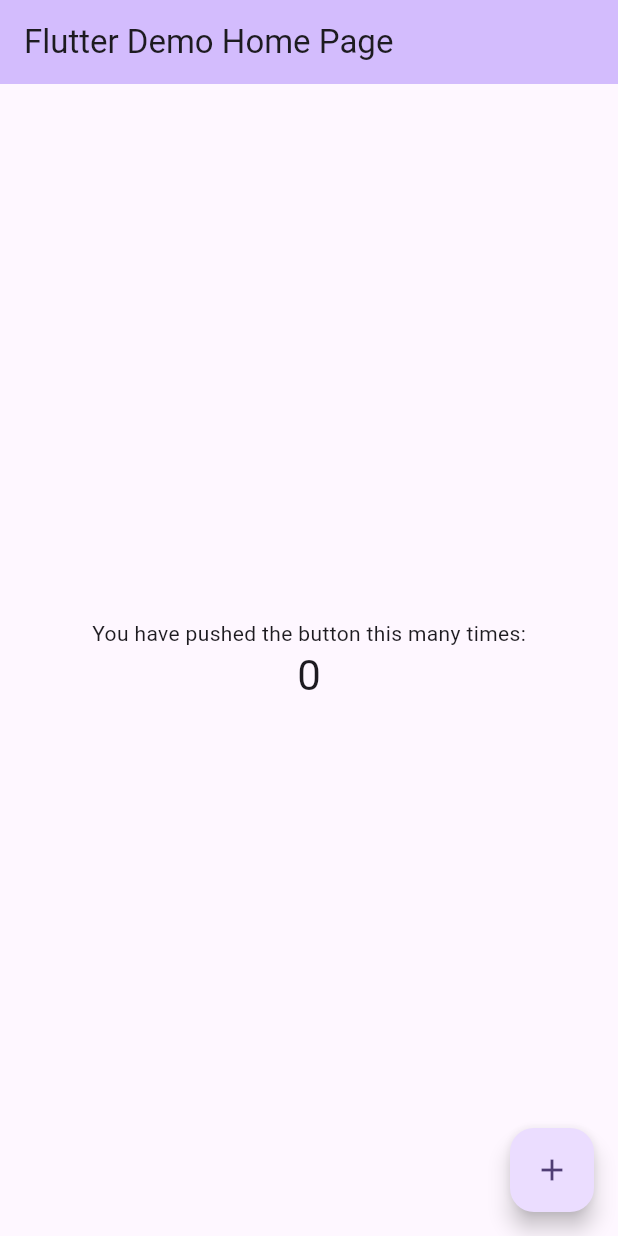
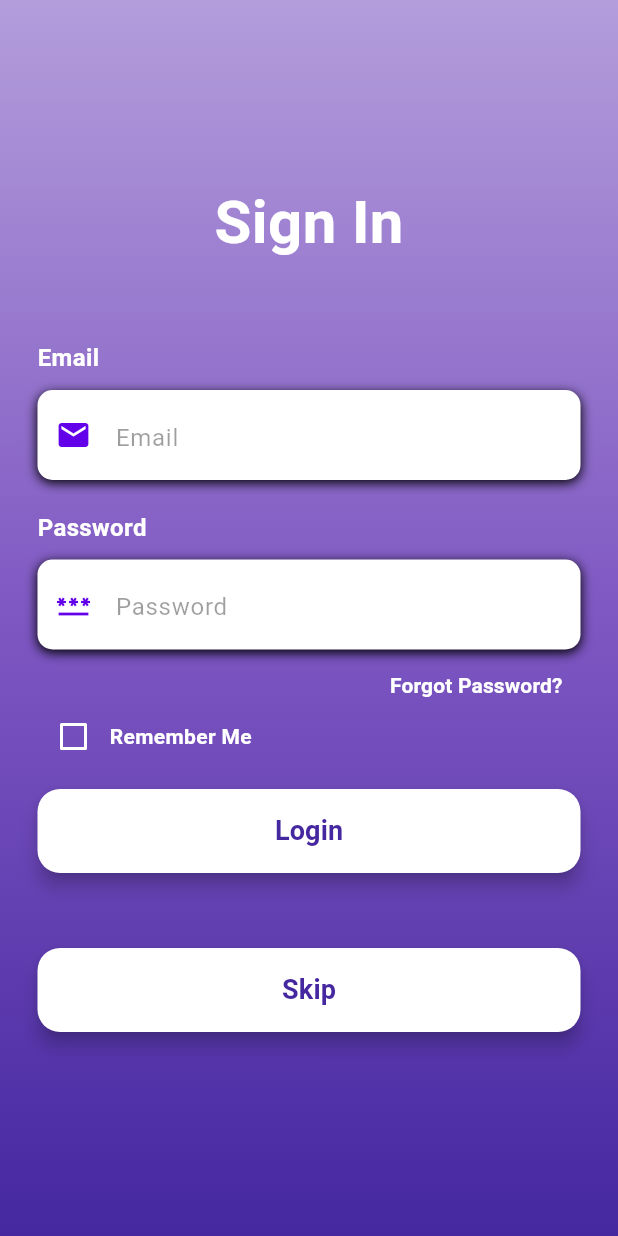
Before and after one commit to TJRiley96/Journal, a Flutter app: the screen it shows after launch, on a phone screen of 412 x 824 dp. Run offline on Flutter 3.47's test engine with Material 2 defaults, Android fonts, the phone set to English and light mode, and no system bars; our stand-ins replace firebase_auth, firebase_core; missing offline and left inert: hash; accounts and stored records are empty.

Commit message:
Initial Firebase
-Connected Firebase database to app
-Began implementation authentication through firebase
-Added simple hashing function for password

```diff
--- /dev/null
+++ b/lib/login/login_screen.dart
@@ -0,0 +1,287 @@
+// File: login_screen.dart
+//
+//
+//
+//
+// Author: T.J. Riley           Date Created: 06/21/2023
+// Copyright: Copyright (c) 2022 Thomas Riley.
+// Maintainer: T.J. Riley
+// Status: Development
+//
+
+import 'dart:developer';
+
+import 'package:flutter/material.dart';
+import 'package:flutter/services.dart';
+import 'package:hash/hash.dart';
+import 'package:journal/com/hash_pwd.dart';
+
+import '../color_palette.dart';
+
+class LoginScreen extends StatefulWidget {
+  /// Login screen for enter main screen.
+  /// Must go through this screen to in order to use app.
+  const LoginScreen({super.key});
+
+  @override
+  _LoginScreenState createState() => _LoginScreenState();
+}
+
+
+
+Widget buildForgotPassBtn() {
+  return Container(
+    alignment: Alignment.centerRight,
+    child: TextButton(
+      // TODO: Add forgot password functionality
+      onPressed: () => print("Forgot Password Pressed"),
+      child: const Text(
+        "Forgot Password?",
+        style: TextStyle(color: Colors.white, fontWeight: FontWeight.bold),
+      ),
+    ),
+  );
+}
+
+
+
+Widget buildSkipBtn(BuildContext context) {
+  return Container(
+    padding: const EdgeInsets.symmetric(vertical: 25),
+    width: double.infinity,
+    child: ElevatedButton(
+      style: ElevatedButton.styleFrom(
+          backgroundColor: Colors.white,
+          padding: const EdgeInsets.all(15),
+          elevation: 5,
+          shape:
+          RoundedRectangleBorder(borderRadius: BorderRadius.circular(15))),
+      child: Text(
+        "Skip",
+        style: TextStyle(
+            color: textMain,
+            fontSize: 18,
+            fontWeight: FontWeight.bold),
+      ),
+      onPressed: () {
+        Navigator.of(context).pushNamed('/post/create');
+      },
+    ),
+  );
+}
+
+class _LoginScreenState extends State<LoginScreen> {
+  bool isRememberMe = false;
+  String userEmail = '';
+  int userPass = 0;
+  Widget buildEmail() {
+    return Column(
+      crossAxisAlignment: CrossAxisAlignment.start,
+      children: <Widget>[
+        const Text(
+          "Email",
+          style: TextStyle(
+            color: Colors.white,
+            fontSize: 16,
+            fontWeight: FontWeight.bold,
+          ),
+        ),
+        const SizedBox(
+          height: 10,
+        ),
+        Container(
+          alignment: Alignment.centerLeft,
+          decoration: BoxDecoration(
+              color: Colors.white,
+              borderRadius: BorderRadius.circular(10),
+              boxShadow: const [
+                BoxShadow(
+                  color: Colors.black,
+                  blurRadius: 6,
+                  offset: Offset(0, 2),
+                )
+              ]),
+          height: 60,
+          child: TextField(
+            keyboardType: TextInputType.emailAddress,
+            onChanged: (value){
+              userEmail = value;
+            },
+            style: const TextStyle(
+              color: Colors.black87,
+            ),
+            decoration: InputDecoration(
+                border: InputBorder.none,
+                contentPadding: const EdgeInsets.only(top: 14),
+                prefixIcon: Icon(
+                  Icons.email,
+                  color: iconMain,
+                ),
+                hintText: "Email",
+                hintStyle: const TextStyle(color: Colors.black38)),
+          ),
+        )
+      ],
+    );
+  }
+  Widget buildPassword() {
+    return Column(
+      crossAxisAlignment: CrossAxisAlignment.start,
+      children: <Widget>[
+        const Text(
+          "Password",
+          style: TextStyle(
+            color: Colors.white,
+            fontSize: 16,
+            fontWeight: FontWeight.bold,
+          ),
+        ),
+        const SizedBox(
+          height: 10,
+        ),
+        Container(
+          alignment: Alignment.centerLeft,
+          decoration: BoxDecoration(
+              color: Colors.white,
+              borderRadius: BorderRadius.circular(10),
+              boxShadow: const [
+                BoxShadow(
+                  color: Colors.black,
+                  blurRadius: 6,
+                  offset: Offset(0, 2),
+                )
+              ]),
+          height: 60,
+          child: TextField(
+            obscuringCharacter: '#',
+            obscureText: true,
+            onChanged: (value){
+              userPass = hashPassword(value);
+            },
+            keyboardType: TextInputType.visiblePassword,
+            style: const TextStyle(
+              color: Colors.black87,
+            ),
+            decoration: InputDecoration(
+                border: InputBorder.none,
+                contentPadding: const EdgeInsets.only(top: 14),
+                prefixIcon: Icon(
+                  Icons.password,
+                  color: iconMain,
+                ),
+                hintText: "Password",
+                hintStyle: const TextStyle(color: Colors.black38)),
+          ),
+        )
+      ],
+    );
+  }
+  Widget buildRememberCheck() {
+    return Container(
+      height: 20,
+      child: Row(
+        children: [
+          Theme(
+            data: ThemeData(unselectedWidgetColor: Colors.white),
+            child: Checkbox(
+              value: isRememberMe,
+              checkColor: Colors.green,
+              activeColor: Colors.white,
+              onChanged: (value) {
+                setState(() {
+                  isRememberMe = value!;
+                });
+              },
+            ),
+          ),
+          const Text(
+            "Remember Me",
+            style: TextStyle(
+              color: Colors.white,
+              fontWeight: FontWeight.bold,
+            ),
+          )
+        ],
+      ),
+    );
+  }
+  Widget buildLoginBtn() {
+    return Container(
+      padding: const EdgeInsets.symmetric(vertical: 25),
+      width: double.infinity,
+      child: ElevatedButton(
+        style: ElevatedButton.styleFrom(
+            backgroundColor: Colors.white,
+            padding: const EdgeInsets.all(15),
+            elevation: 5,
+            shape:
+            RoundedRectangleBorder(borderRadius: BorderRadius.circular(15))),
+        child: Text(
+          "Login",
+          style: TextStyle(
+              color: textMain,
+              fontSize: 18,
+              fontWeight: FontWeight.bold),
+        ),
+        // TODO: Add login functionality
+        onPressed: () => log("Login Pressed\nEmail: $userEmail\nPassword: $userPass"),
+      ),
+    );
+  }
+
+  @override
+  Widget build(BuildContext context) {
+    return Scaffold(
+        body: AnnotatedRegion<SystemUiOverlayStyle>(
+          value: SystemUiOverlayStyle.light,
+          child: GestureDetector(
+            child: Stack(
+              children: <Widget>[
+                Container(
+                  height: double.infinity,
+                  width: double.infinity,
+                  decoration: BoxDecoration(
+                    gradient: LinearGradient(
+                        begin: Alignment.topCenter,
+                        end: Alignment.bottomCenter,
+                        colors: backgroundMain),
+                  ),
+                  child: SingleChildScrollView(
+                    physics: const AlwaysScrollableScrollPhysics(),
+                    padding: const EdgeInsets.symmetric(
+                      horizontal: 25,
+                      vertical: 120,
+                    ),
+                    child: Column(
+                      mainAxisAlignment: MainAxisAlignment.center,
+                      children: <Widget>[
+                        const Text(
+                          "Sign In",
+                          style: TextStyle(
+                            color: Colors.white,
+                            fontSize: 40,
+                            fontWeight: FontWeight.bold,
+                          ),
+                        ),
+                        const SizedBox(
+                          height: 50,
+                        ),
+                        buildEmail(),
+                        const SizedBox(
+                          height: 20,
+                        ),
+                        buildPassword(),
+                        buildForgotPassBtn(),
+                        buildRememberCheck(),
+                        buildLoginBtn(),
+                        buildSkipBtn(context)
+                      ],
+                    ),
+                  ),
+                )
+              ],
+            ),
+          ),
+        ));
+  }
+}
--- a/lib/main.dart
+++ b/lib/main.dart
@@ -1,6 +1,15 @@
+import 'package:firebase_core/firebase_core.dart';
 import 'package:flutter/material.dart';
+import 'package:journal/login/login_screen.dart';
+import 'package:journal/routes.dart';
 
-void main() {
+import 'firebase_options.dart';
+
+void main() async {
+  WidgetsFlutterBinding.ensureInitialized();
+  await Firebase.initializeApp(
+    options: DefaultFirebaseOptions.currentPlatform,
+  );
   runApp(const MyApp());
 }
 
@@ -31,7 +40,8 @@ class MyApp extends StatelessWidget {
         colorScheme: ColorScheme.fromSeed(seedColor: Colors.deepPurple),
         useMaterial3: true,
       ),
-      home: const MyHomePage(title: 'Flutter Demo Home Page'),
+        initialRoute: '/',
+        onGenerateRoute: RouteGenerator.generateRoute,
     );
   }
 }
--- /dev/null
+++ b/lib/routes.dart
@@ -0,0 +1,52 @@
+import 'package:flutter/material.dart';
+import 'package:journal/post/create_post.dart';
+import 'login/login_screen.dart';
+
+
+
+
+class RouteGenerator {
+  static Route<dynamic> generateRoute(RouteSettings settings) {
+    // Getting arguments passed in while calling Navigator.pushNamed
+    final args = settings.arguments;
+
+    switch (settings.name) {
+      case '/':
+        return MaterialPageRoute(builder: (_) => const LoginScreen());
+      case '/post/create':
+        return MaterialPageRoute(builder: (_) => const CreatePostScreen());
+      // case '/settings':
+      //   return MaterialPageRoute(builder: (_) => const SettingsScreen());
+    // case '/bluetooth':
+    //   return MaterialPageRoute(builder: (_) => BluetoothScreen());
+    // case '/test':
+    //   return MaterialPageRoute(builder: (_) => TestScreen());
+    // case '/stream':
+    //   return MaterialPageRoute(builder: (_) => StreamScreen());
+    // case '/chart':
+    //   return MaterialPageRoute(builder: (_) => VeloGraph());
+    // case '/chart2':
+    //   return MaterialPageRoute(builder: (_) => StreamChartAgain());
+    // case '/settings/bat':
+    //   return MaterialPageRoute(builder: (_) => BatteryGraph());
+    // If args is not of the correct type, return an error page.
+    // You can also throw an exception while in development.
+      default:
+      // If there is no such named route in the switch statement, e.g. /third
+        return _errorRoute();
+    }
+  }
+
+  static Route<dynamic> _errorRoute() {
+    return MaterialPageRoute(builder: (_) {
+      return Scaffold(
+        appBar: AppBar(
+          title: const Text('Error'),
+        ),
+        body: const Center(
+          child: Text('ERROR'),
+        ),
+      );
+    });
+  }
+}
--- a/pubspec.yaml
+++ b/pubspec.yaml
@@ -35,6 +35,11 @@ dependencies:
   # The following adds the Cupertino Icons font to your application.
   # Use with the CupertinoIcons class for iOS style icons.
   cupertino_icons: ^1.0.2
+  intl: ^0.18.1
+  firebase_core: ^2.14.0
+  firebase_auth: ^4.6.3
+  hash: ^1.0.4
+
 
 dev_dependencies:
   flutter_test:
```
Also changed, not shown: lib/auth/auth_fb.dart (added, +19 -0 lines), lib/color_palette.dart (added, +25 -0 lines), lib/com/hash_pwd.dart (added, +16 -0 lines), lib/file_comment_header_template.txt (added, +10 -0 lines), lib/post/create_post.dart (added, +180 -0 lines), lib/firebase_options.dart (added), pubspec.lock, 8 other files.
